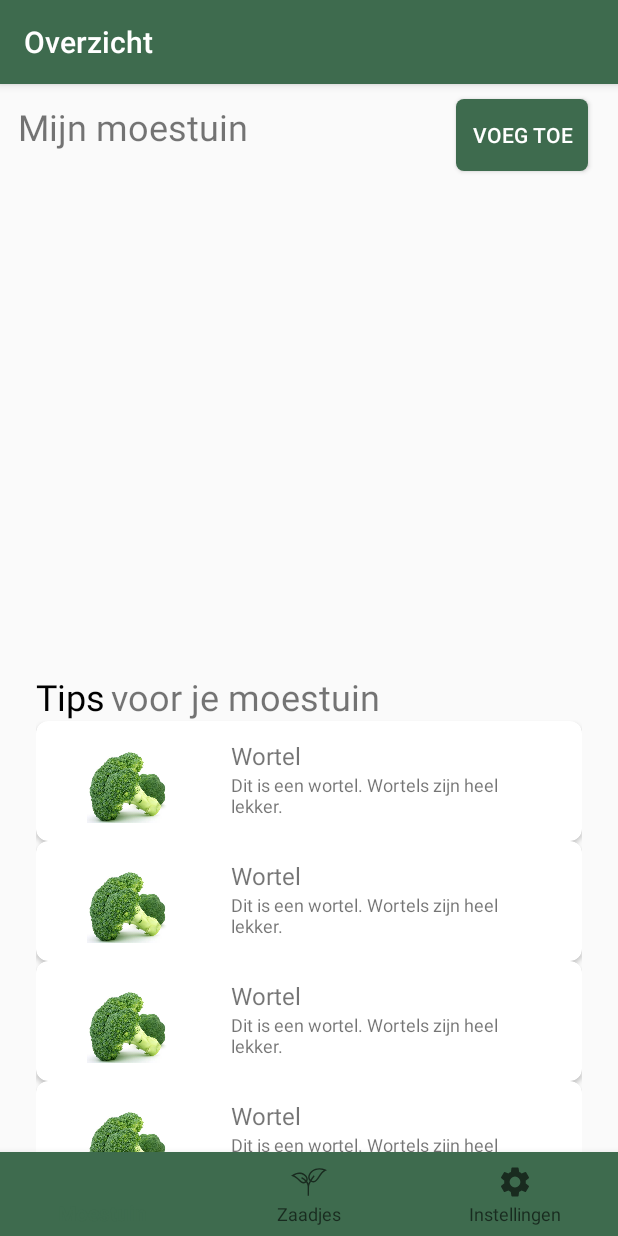
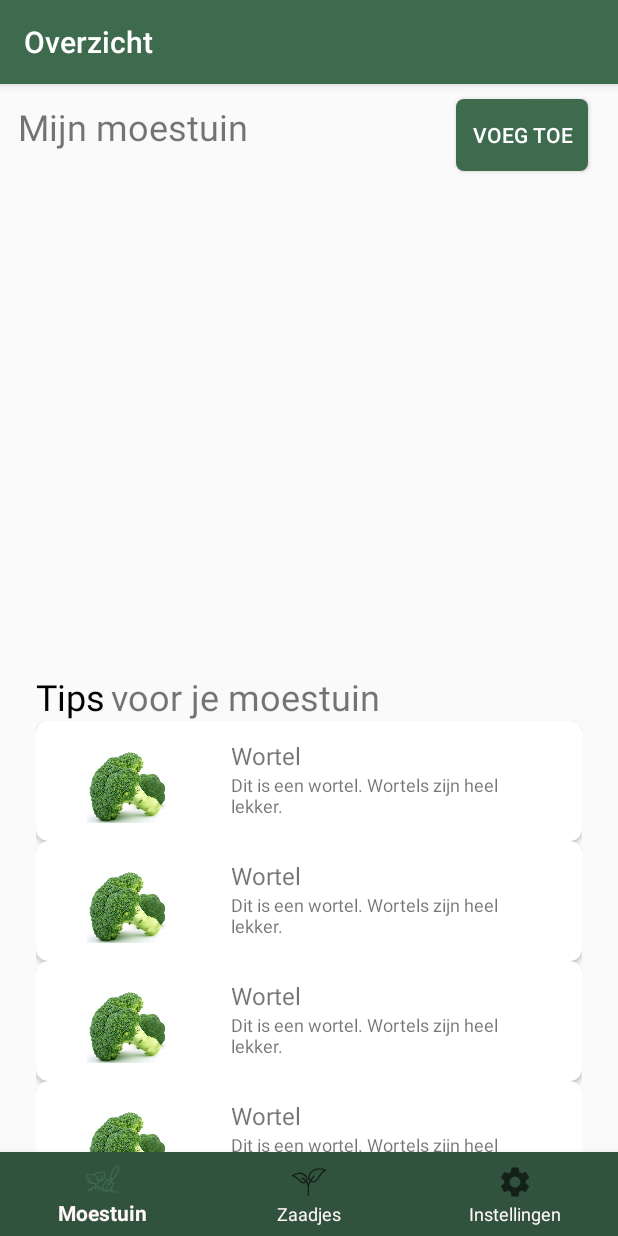
Before and after one commit to Lreneee/S1113718_S1114664_IIATIMD_app, an Android app: the screen it shows after launch (MainActivity), on a phone screen of 412 x 824 dp. Run offline under Robolectric (Android 15) with nearby library versions, the phone set to English and light mode, and no system bars; our stand-ins replace navigation-ui.

Commit message:
Navigattion working

```diff
--- a/app/src/main/java/com/example/iiatimdapp/MainActivity.java
+++ b/app/src/main/java/com/example/iiatimdapp/MainActivity.java
@@ -39,7 +39,6 @@
         NavController navController = Navigation.findNavController(this, R.id.fragment);
         NavigationUI.setupActionBarWithNavController(this, navController, appBarConfiguration);
         NavigationUI.setupWithNavController(navView, navController);
-
 
         models = new ArrayList<>();
         models.add(new Model(R.drawable.broccoli, "brocoli", "  "));
--- /dev/null
+++ b/app/src/main/res/drawable/selector_bottombar_text.xml
@@ -0,0 +1,5 @@
+<?xml version="1.0" encoding="utf-8"?>
+<selector xmlns:android="http://schemas.android.com/apk/res/android">
+    <item android:color="#FFF7F7" android:state_checked="true"/>
+    <item android:color="#FFF7F7" android:state_checked="false"/>
+</selector>
--- a/app/src/main/res/layout/activity_main.xml
+++ b/app/src/main/res/layout/activity_main.xml
@@ -31,7 +31,8 @@
             android:id="@+id/bottomNavigationView"
             android:layout_width="0dp"
             android:layout_height="wrap_content"
-            android:background="#3E6B4E"
+            app:itemBackground="@color/colorPrimaryDark"
+            app:itemTextColor="@drawable/selector_bottombar_text"
             app:layout_constraintBottom_toBottomOf="parent"
             app:layout_constraintEnd_toEndOf="parent"
             app:layout_constraintHorizontal_bias="0.0"
```
Also changed, not shown: app/src/main/res/menu/bottom_nav_menu.xml (indentation only).
